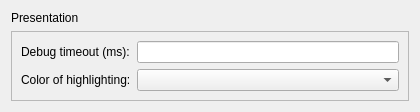
Qt form qrgui/dialogs/preferencesPages/debuggerPage.ui (qreal/qreal) before a commit.
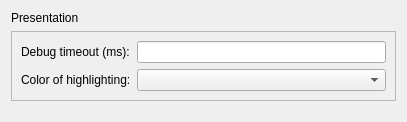
The same form after that commit.

```diff
--- a/qrgui/dialogs/preferencesPages/debuggerPage.ui
+++ b/qrgui/dialogs/preferencesPages/debuggerPage.ui
@@ -6,8 +6,8 @@
    <rect>
     <x>0</x>
     <y>0</y>
-    <width>420</width>
-    <height>107</height>
+    <width>407</width>
+    <height>122</height>
    </rect>
   </property>
   <property name="sizePolicy">
```
